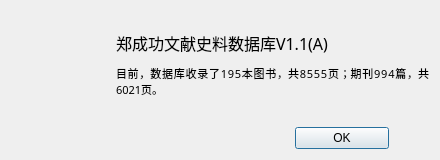
First picture: the form in UI/UI_AboutDialog.ui, repository mortersen/ZhengCG, before the edit.
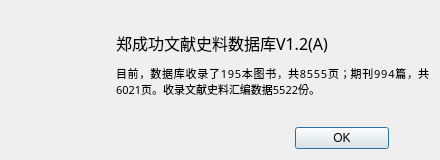
Second picture: the form after the edit. Icons and pictures are not drawn.

The edit to the form file:
```diff
--- a/UI/UI_AboutDialog.ui
+++ b/UI/UI_AboutDialog.ui
@@ -84,7 +84,7 @@
           </font>
          </property>
          <property name="text">
-          <string>郑成功文献史料数据库V1.1(A)</string>
+          <string>郑成功文献史料数据库V1.2(A)</string>
          </property>
          <property name="alignment">
           <set>Qt::AlignLeading|Qt::AlignLeft|Qt::AlignVCenter</set>
@@ -100,7 +100,7 @@
           </font>
          </property>
          <property name="text">
-          <string>目前，数据库收录了195本图书，共8555页；期刊994篇，共6021页。</string>
+          <string>目前，数据库收录了195本图书，共8555页；期刊994篇，共6021页。收录文献史料汇编数据5522份。</string>
          </property>
          <property name="alignment">
           <set>Qt::AlignJustify|Qt::AlignVCenter</set>
```
